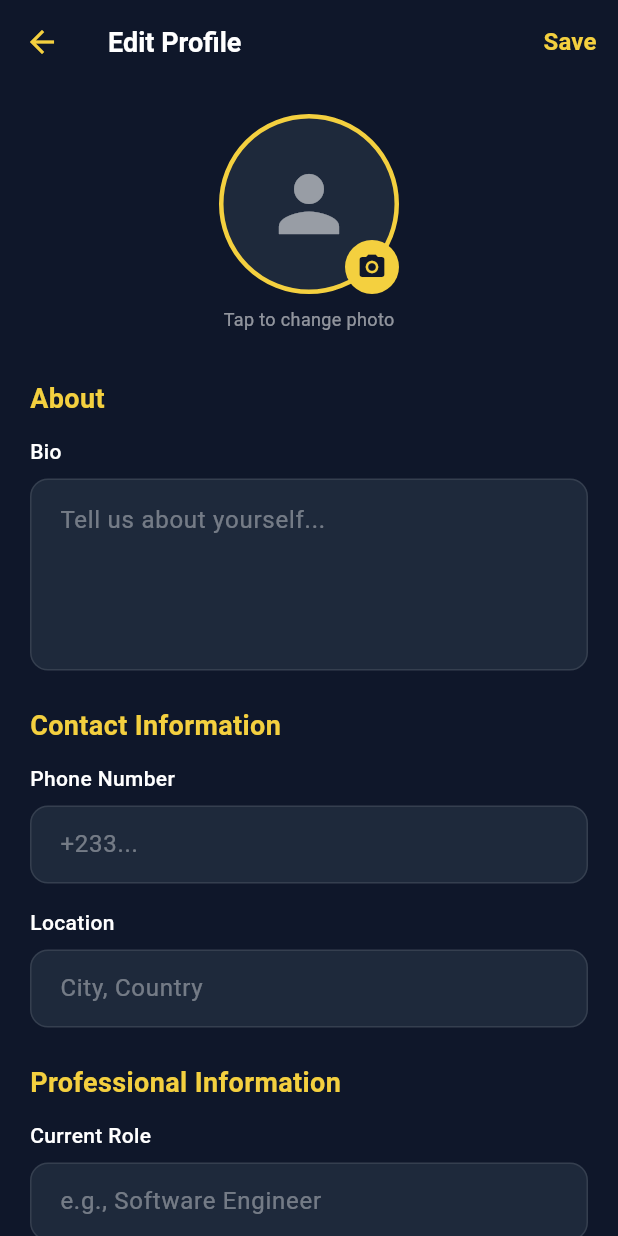
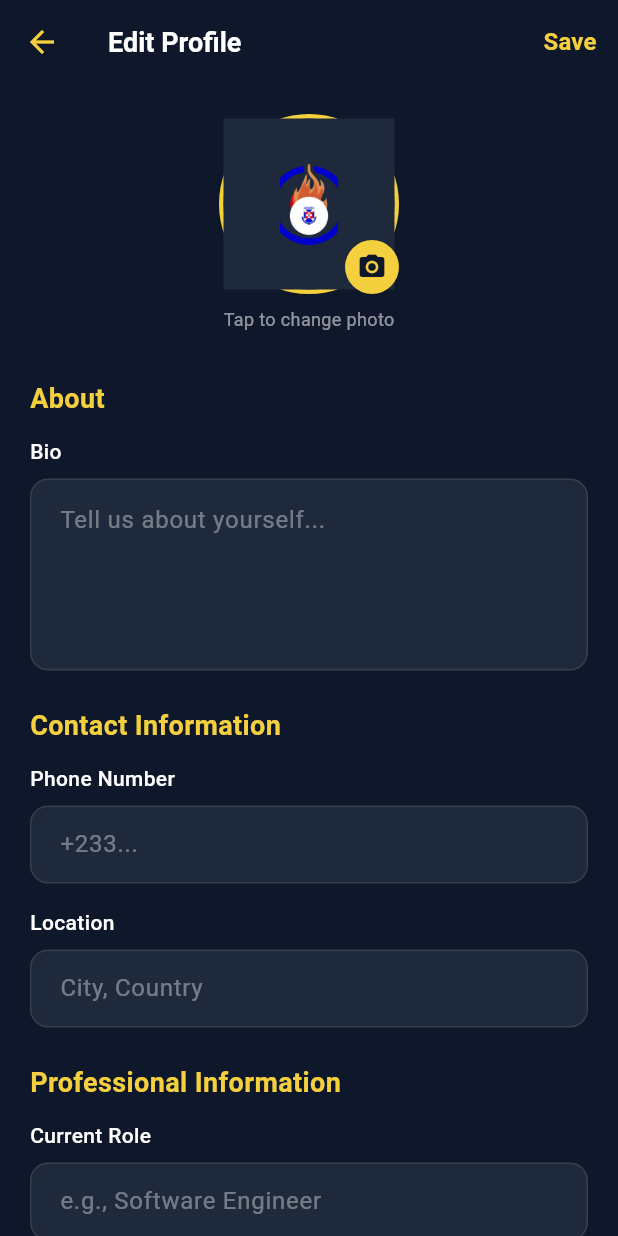
Before and after one commit to teamalfy-technical/odadeemobile-app, a Flutter app: the EditProfileScreen screen opened directly with empty values, on a phone screen of 412 x 824 dp. Run offline on Flutter 3.47's test engine with Material 3 defaults, Android fonts, the phone set to English and light mode, and no system bars; our stand-ins replace country_picker, device_info_plus, device_preview, firebase_core, firebase_messaging, flutter_html and 6 more; missing offline and left inert: radio_player; accounts and stored records are empty; Roboto replaces fonts that are missing (DMSans); statements that could not run were skipped.

Commit message:
Use Odadee logo as default fallback image for all profile pictures
Update `AuthenticatedImage`, `UserProfileScreen`, and `EditProfileScreen` to use `assets/images/oda_logo.png` as the default fallback image, replacing the generic person icon. This involves modifying `errorWidget` and fallback logic to display the logo with appropriate styling.

Replit-Commit-Author: Agent
Replit-Commit-Session-Id: 43844f5a-277f-4eb7-b122-30e8683b98db
Replit-Commit-Checkpoint-Type: full_checkpoint
Replit-Commit-Event-Id: b18a1084-2081-4d40-9922-56e1016e539f
Replit-Commit-Screenshot-Url: https://storage.googleapis.com/screenshot-production-us-central1/321d9a72-4ec2-430a-a887-b6fc5e4b6225/43844f5a-277f-4eb7-b122-30e8683b98db/qcMtyQw

```diff
--- a/lib/Screens/Profile/edit_profile_screen.dart
+++ b/lib/Screens/Profile/edit_profile_screen.dart
@@ -96,12 +96,26 @@ class _EditProfileScreenState extends State<EditProfileScreen> {
           width: 120,
           height: 120,
           fit: BoxFit.cover,
-          errorWidget: Icon(Icons.person, size: 60, color: Colors.white54),
+          errorWidget: Container(
+            color: Color(0xFF1e293b),
+            padding: EdgeInsets.all(30),
+            child: Image.asset(
+              'assets/images/oda_logo.png',
+              fit: BoxFit.contain,
+            ),
+          ),
         ),
       );
     }
 
-    return Icon(Icons.person, size: 60, color: Colors.white54);
+    return Container(
+      color: Color(0xFF1e293b),
+      padding: EdgeInsets.all(30),
+      child: Image.asset(
+        'assets/images/oda_logo.png',
+        fit: BoxFit.contain,
+      ),
+    );
   }
 
   Future<void> _pickImage() async {
```
Also changed, not shown: lib/Screens/Profile/user_profile_screen.dart (+12 -4 lines), lib/components/authenticated_image.dart (+12 -3 lines), 1 other file.
